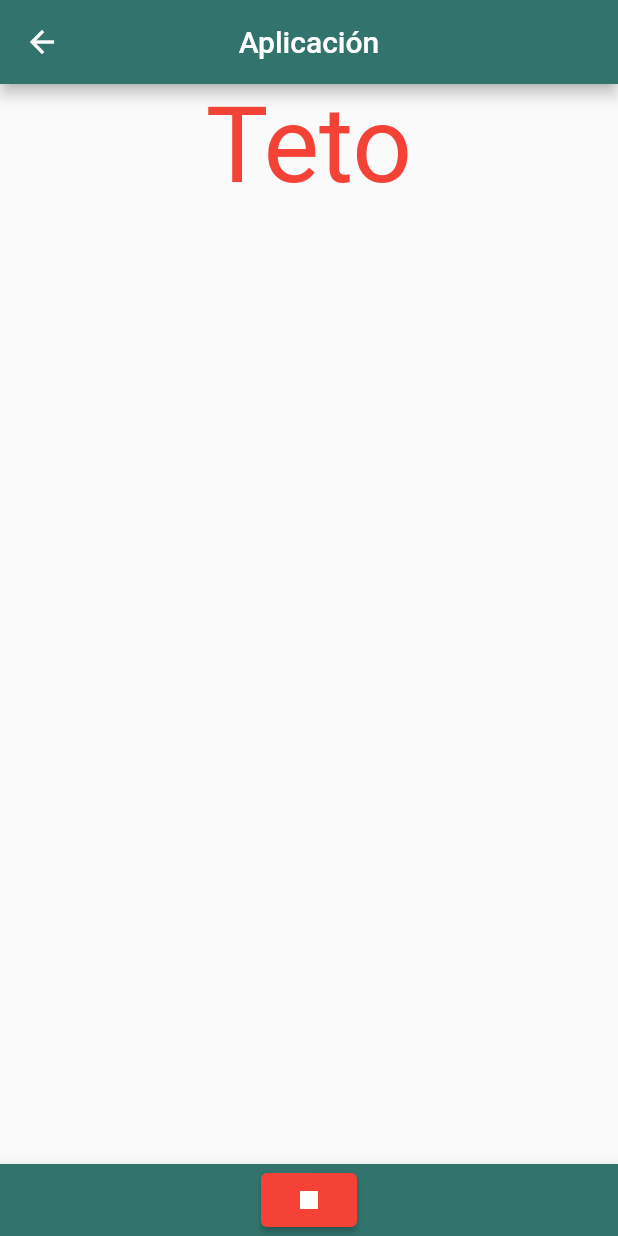
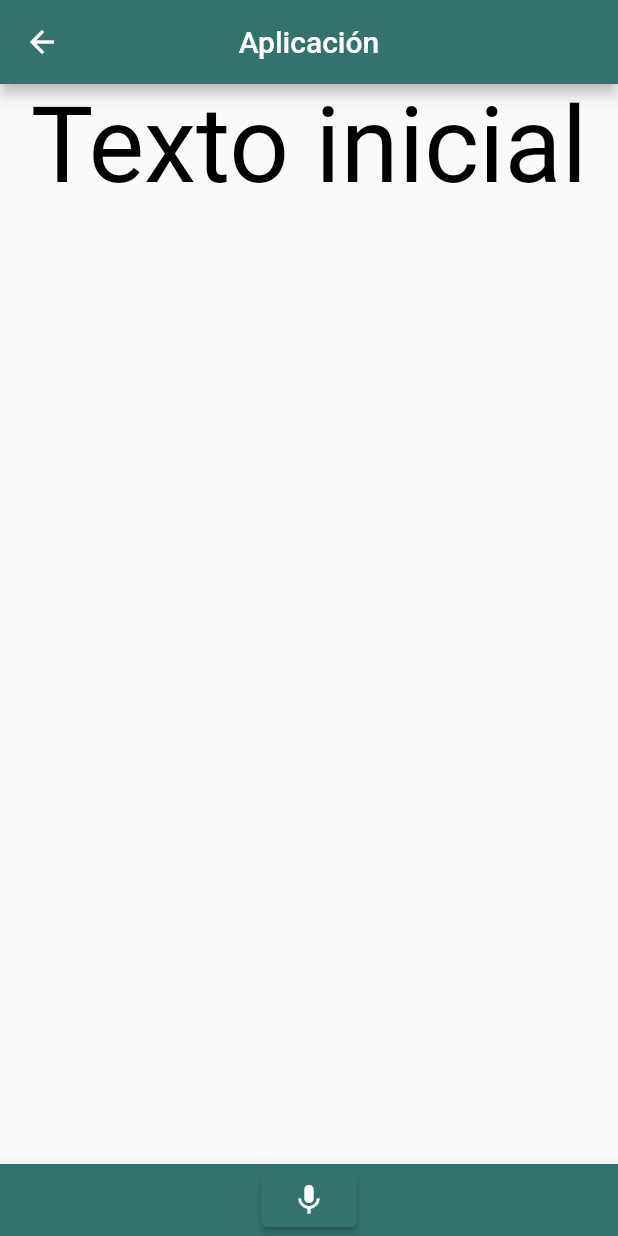
Before and after one commit to RadoV18/app-proyecto-movil, a Flutter app: the App screen opened by its route, after a tap on the "mic" icon, on a phone screen of 412 x 824 dp. Run offline on Flutter 3.47's test engine with Material 2 defaults, Android fonts, the phone set to English and light mode, and no system bars; our stand-ins replace permission_handler, speech_to_text; missing offline and left inert: record_mp3.

Commit message:
Subiendo reconocimiento

```diff
--- /dev/null
+++ b/lib/Speech.dart
@@ -0,0 +1,26 @@
+import 'package:flutter/cupertino.dart';
+import 'package:speech_to_text/speech_to_text.dart';
+
+class Speech{
+  static final _speech  = SpeechToText();
+  static Future<bool> toggleRecording({
+    required Function(String text) onResult,
+    required ValueChanged<bool> onListening,
+  }) async {
+    if (_speech.isListening) {
+      _speech.stop();
+      return true;
+    }
+
+    final isAvailable = await _speech.initialize(
+      onStatus: (status) => onListening(_speech.isListening),
+      onError: (e) => print('Error: $e'),
+    );
+
+    if (isAvailable) {
+      _speech.listen(onResult: (value) => onResult(value.recognizedWords));
+    }
+
+    return isAvailable;
+  }
+}
--- a/lib/pages/app.dart
+++ b/lib/pages/app.dart
@@ -9,6 +9,8 @@ import 'package:permission_handler/permission_handler.dart';
 import 'dart:io';
 import 'dart:async';
 
+import '../Speech.dart';
+
 class App extends StatefulWidget {
   const App({Key? key}) : super(key: key);
 
@@ -19,70 +21,10 @@ class App extends StatefulWidget {
 class _AppState extends State<App> {
   int _selectedIndex = 0;
   int _tap = 1;
-  String statusText = "";
-  late String pathToAudio;
-  bool isComplete = false;
-  int i = 0;
-  String aux = '';
-  late String recordFilePath;
-
-  //final recordingPlayer = AssetsAudioPlayer();
-
-
-  Future<bool> checkPermission() async {
-    if (!await Permission.microphone.isGranted) {
-      PermissionStatus status = await Permission.microphone.request();
-      if (status != PermissionStatus.granted) {
-        return false;
-      }
-    }
-    return true;
-  }
-
-  Future<void> startRecording() async {
-    bool hasPermission = await checkPermission();
-    if (hasPermission) {
-      statusText = "Recording...";
-      recordFilePath = await getFilePath();
-      aux = recordFilePath;
-/*
-
-
-
- */
-      isComplete = false;
-      RecordMp3.instance.start(recordFilePath, (type) {
-        statusText = "Record error--->$type";
-        setState(() {});
-      });
-    } else {
-      statusText = "No microphone permission";
-    }
-    setState(() {
-
-    });
-  }
-
-  Future<String?> stopRecording() async {
-    bool s = RecordMp3.instance.stop();
-
-    File file = File(aux);
-    List<int> fileBytes = await file.readAsBytes();
-    String base64String = base64Encode(utf8.encode(fileBytes.toString()));
-    final fileString = '${aux};base64,$base64String';
-    print('Imprimiendo Base');
-    print(fileString);
-
-    if (s) {
-      statusText = "Record complete";
-      isComplete = true;
-      setState(() {});
-    }
-  }
-
+  String text = 'Texto inicial';
+  bool isListening = false;
   @override
   Widget build(BuildContext context) {
-    bool _playAudio = false;
     return Scaffold(
       appBar: AppBar(
         centerTitle: true,
@@ -93,8 +35,8 @@ class _AppState extends State<App> {
           child: Column(
             children: [
               Text(
-                'Teto',
-                style: TextStyle(fontSize: 70, color: Colors.red),
+                '${text}',
+                style: TextStyle(fontSize: 70, color: Colors.black),
               ),
             ],
           )
@@ -106,68 +48,64 @@ class _AppState extends State<App> {
           mainAxisAlignment: MainAxisAlignment.center,
           children: [
             ElevatedButton(
-              onPressed: (){
+              onPressed: toggleRecording,
+                  /*
+
+                  (){
 
                 setState(() {
                   print('Presionado');
                   _tap++;
                   if(_tap % 2 == 0){
                     _selectedIndex = 1;
-                    startRecording();
+
+
+
                   }
                   else{
                     _selectedIndex = 2;
-                    stopRecording();
 
+                    toggleRecording();
+                    print('Entro a la funcion');
                   }
 
                 });
               },
 
+              */
               style: ElevatedButton.styleFrom(
-                primary: _selectedIndex == 1  ? Colors.red : Color(0xff32746D),
+                primary: isListening  ? Colors.red : Color(0xff32746D),
               ),
 
               //icon: Icon(Icons.add),
               //color: _selectedIndex % 2 != 0 ? Colors.white : Colors.black,
 
-              child: _selectedIndex == 1 ? Icon(Icons.stop): Icon(Icons.mic),
+              child: isListening  ? Icon(Icons.stop): Icon(Icons.mic),
 
             ),
           ],
         )
-        /*
-        items: const <BottomNavigationBarItem>[
-          BottomNavigationBarItem(
-            icon: Icon(Icons.stop),
-            label: 'Stop',
-          ),
-          BottomNavigationBarItem(
-            icon: Icon(Icons.mic),
-            label: 'Grabar',
 
-          ),
-        ],
-        currentIndex: _selectedIndex,
-        selectedItemColor: Color(0xffffffff),
-        onTap: _onItemTapped,
-        backgroundColor: Color(0xff32746D),
-        */
       ),
+
     );
-  }
 
 
+  }
+  Future toggleRecording() => Speech.toggleRecording(
+    onResult: (text) => {setState(() => this.text = text)},
 
-  Future<String> getFilePath() async {
-    Directory storageDirectory = await getApplicationDocumentsDirectory();
-    String sdPath = "/sdcard/Download";
-    var d = Directory(sdPath);
-    if (!d.existsSync()) {
-      d.createSync(recursive: true);
-    }
-    print('Path');
-    return sdPath + "/test_${i++}.mp3";
-  }
+    onListening: (isListening) {
+      setState(() => this.isListening = isListening);
+      /*
+      if (!isListening) {
+        Future.delayed(Duration(seconds: 1), () {
+          Utils.scanText(text);
+        });
+      }
+
+       */
+    },
+  );
 
 }
--- a/pubspec.yaml
+++ b/pubspec.yaml
@@ -33,6 +33,7 @@ dependencies:
     version: ^6.0.2
   assets_audio_player: ^3.0.4+3
   record_mp3: ^3.0.0
+  speech_to_text: ^5.5.0
   intl: ^0.17.0
 
 
```
Also changed, not shown: pubspec.lock, 1 other file.
